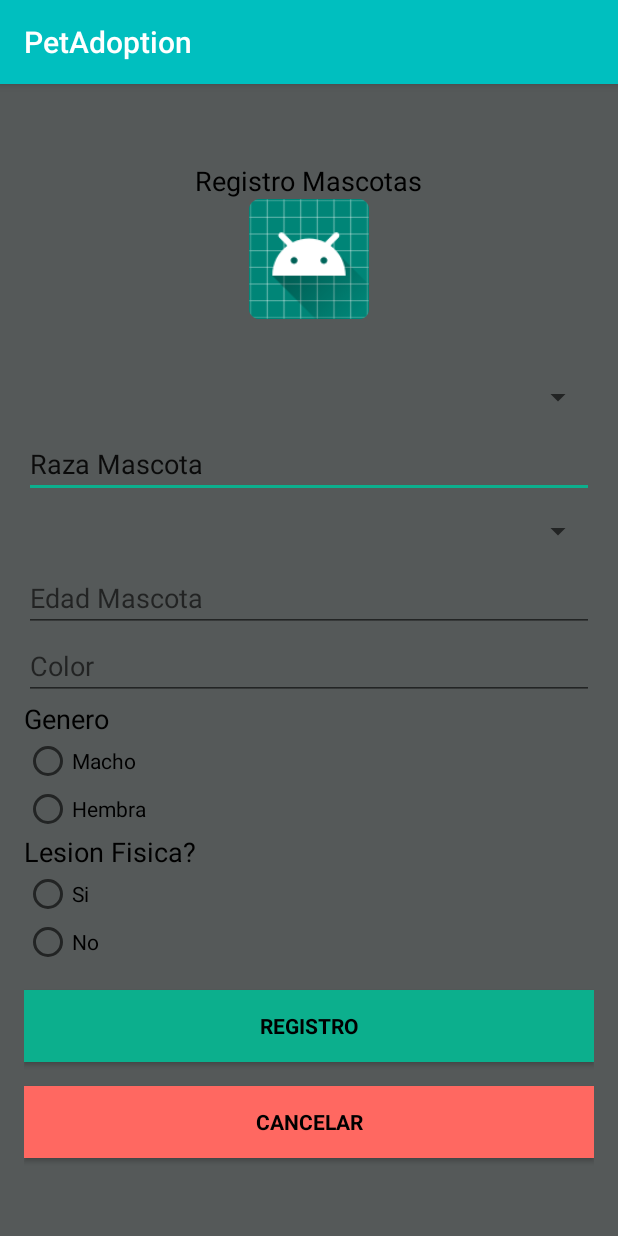
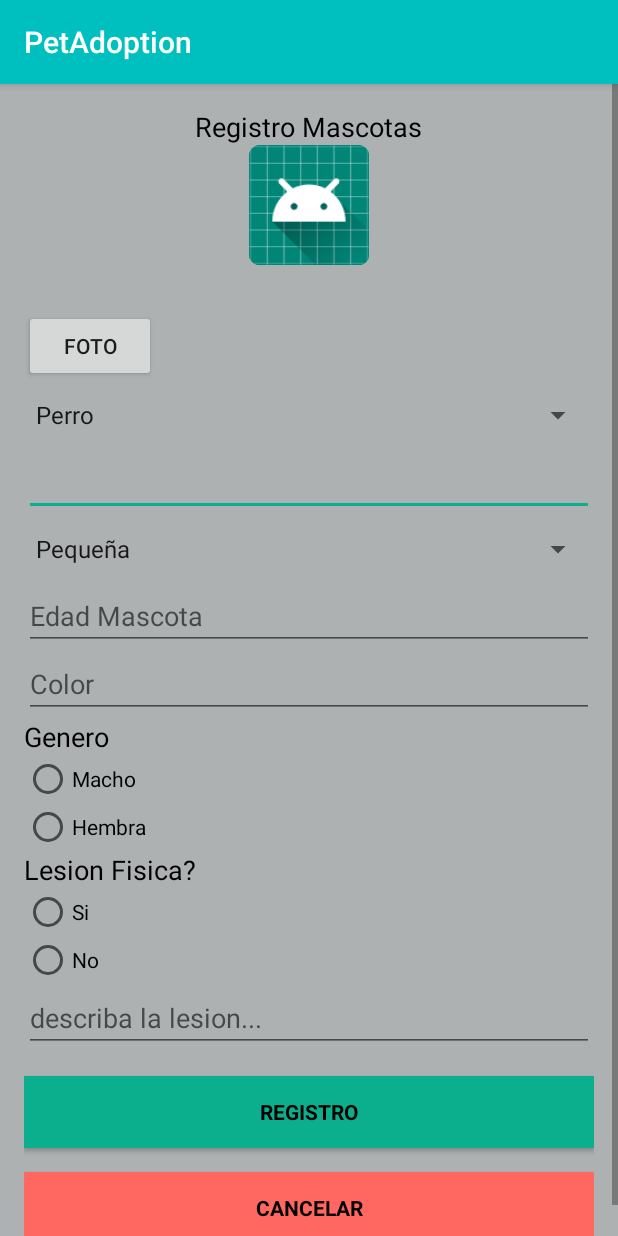
Before and after one commit to hexante/PetAdoption, an Android app: the DatosMascotas screen opened directly, with no data from a screen before it, on a phone screen of 412 x 824 dp. Run offline under Robolectric (Android 15) with nearby library versions, the phone set to English and light mode, and no system bars; our stand-ins replace Firebase (no records; nobody signed in at launch, a user with empty details on screens opened directly); libraries missing offline, so code that uses them is left out: com.kosalgeek.android; 2 statements that could not run were skipped.

Commit message:
formulario registro mascotas y acceso a la galeria de fotos

```diff
--- a/app/build.gradle
+++ b/app/build.gradle
@@ -34,6 +34,7 @@ dependencies {
     implementation 'com.facebook.android:facebook-login:[4,5)'
     implementation 'com.google.firebase:firebase-database:16.0.1'
     implementation 'com.google.firebase:firebase-storage:16.0.1'
+    implementation files('libs/PhotoUtil.jar')
     testImplementation 'junit:junit:4.12'
     androidTestImplementation 'com.android.support.test:runner:1.0.2'
     androidTestImplementation 'com.android.support.test.espresso:espresso-core:3.0.2'
--- a/app/src/main/java/com/example/petadoption/AccoutActivity/DatosMascotas.java
+++ b/app/src/main/java/com/example/petadoption/AccoutActivity/DatosMascotas.java
@@ -1,15 +1,243 @@
 package com.example.petadoption.AccoutActivity;
 
+import android.content.DialogInterface;
+import android.content.Intent;
+import android.graphics.Bitmap;
+import android.net.Uri;
+import android.support.v7.app.AlertDialog;
 import android.support.v7.app.AppCompatActivity;
 import android.os.Bundle;
+import android.text.TextUtils;
+import android.view.View;
+import android.widget.ArrayAdapter;
+import android.widget.Button;
+import android.widget.EditText;
+import android.widget.ImageButton;
+import android.widget.ImageView;
+import android.widget.RadioGroup;
+import android.widget.Spinner;
+import android.widget.Toast;
 
+import com.example.petadoption.DatosUsuario;
 import com.example.petadoption.R;
+import com.example.petadoption.UsuariosApp;
+import com.google.firebase.auth.FirebaseAuth;
+import com.google.firebase.auth.FirebaseUser;
+import com.google.firebase.database.DatabaseReference;
+import com.google.firebase.database.FirebaseDatabase;
+import com.kosalgeek.android.photoutil.CameraPhoto;
+import com.kosalgeek.android.photoutil.GalleryPhoto;
+import com.kosalgeek.android.photoutil.ImageLoader;
+
+import java.io.FileNotFoundException;
+import java.io.IOException;
 
 public class DatosMascotas extends AppCompatActivity {
+
+    private Spinner Spitamaño,SpiTipo;
+    private EditText RazaM,EdadM,ColorM,descripcionLeM;
+    private RadioGroup sexoM,lesionM;
+    private Button Registrar,Cancelar,Foto;
+    private FirebaseAuth auth;
+    private ImageView picImageView;
+    String Sexo,lesiones;
+
+    private DatabaseReference Mascotas;
+
+    CameraPhoto cameraPhoto;
+    GalleryPhoto galleryPhoto;
+    private static final int CAMERA_REQUEST = 1;
+    private static final int GALLERY_REQUEST = 2;
 
     @Override
     protected void onCreate(Bundle savedInstanceState) {
         super.onCreate(savedInstanceState);
         setContentView(R.layout.activity_datos_mascotas);
+
+        auth = FirebaseAuth.getInstance();
+
+        final FirebaseUser user = FirebaseAuth.getInstance().getCurrentUser();
+
+
+        RazaM = (EditText) findViewById(R.id.autocomplete_raza);
+        EdadM = (EditText) findViewById(R.id.EdadMascota);
+        ColorM = (EditText) findViewById(R.id.Color);
+        descripcionLeM = (EditText) findViewById(R.id.Text_descrip);
+
+        sexoM = (RadioGroup) findViewById(R.id.RadioG1);
+        lesionM = (RadioGroup) findViewById(R.id.RadioG2);
+
+        Foto = (Button) findViewById(R.id.btnFoto);
+        Registrar = (Button) findViewById(R.id.Btn_Registrar);
+        Cancelar = (Button) findViewById(R.id.Btn_Cancelar);
+
+        Spitamaño = (Spinner) findViewById(R.id.spinTamaño);
+        SpiTipo = (Spinner) findViewById(R.id.spinTipoMascota);
+
+        Mascotas = FirebaseDatabase.getInstance().getReference("MascotasApp");
+
+
+        ArrayAdapter<CharSequence> adapter = ArrayAdapter.createFromResource(this,
+                R.array.TipoMascota, android.R.layout.simple_spinner_item);
+        adapter.setDropDownViewResource(android.R.layout.simple_spinner_dropdown_item);
+        SpiTipo.setAdapter(adapter);
+
+        ArrayAdapter<CharSequence> adapter2 = ArrayAdapter.createFromResource(this,
+                R.array.TamañoMascota, android.R.layout.simple_spinner_item);
+        adapter.setDropDownViewResource(android.R.layout.simple_spinner_dropdown_item);
+        Spitamaño.setAdapter(adapter2);
+
+        if (sexoM.getCheckedRadioButtonId()==R.id.RbHembra){
+            Sexo="Hembra";
+        }else if(sexoM.getCheckedRadioButtonId()==R.id.RbMacho){
+            Sexo="Macho";
+        }
+
+        if (lesionM.getCheckedRadioButtonId()==R.id.RbSi){
+            lesiones="Si";
+        }else if(lesionM.getCheckedRadioButtonId()==R.id.RbNo){
+            lesiones="No";
+        }
+
+
+        Registrar.setOnClickListener(new View.OnClickListener() {
+            @Override
+            public void onClick(View v) {
+
+                String Raza= RazaM.getText().toString();
+                String Tamaño= Spitamaño.getSelectedItem().toString();
+                String Edad= EdadM.getText().toString();
+                String Lesion= lesiones;
+                String Color= ColorM.getText().toString() ;
+                String Descripcio_les= descripcionLeM.getText().toString();
+                String Id_Fundacion= user.getUid();
+                String Genero= Sexo;
+                String TipoM=  SpiTipo.getSelectedItem().toString();
+                String Estado= "en adopcion";
+
+                    String idM=Mascotas.push().getKey();
+                    MascotasApp Mascota = new MascotasApp(idM,Raza,Color,Edad,Genero,Lesion,Descripcio_les,Tamaño,Id_Fundacion,Estado);
+                    Mascotas.child(TipoM).child(idM).setValue(Mascota);
+                    if(TipoM.equals("Perro")) {
+                        Toast.makeText(DatosMascotas.this, "Perro registrado con exito", Toast.LENGTH_LONG).show();
+                    }else{
+                        Toast.makeText(DatosMascotas.this, "Gato registrado con exito", Toast.LENGTH_LONG).show();
+                    }
+
+                    /*Intent intent = new Intent(DatosMascotas.this, FundacionActivity.class);
+                    startActivity(intent);
+                    finish();*/
+            }
+        });
+
+        Cancelar.setOnClickListener(new View.OnClickListener(){
+
+        @Override
+        public void onClick(View v){
+
+            Intent intent = new Intent(DatosMascotas.this, InicioActivity.class);
+            startActivity(intent);
+            finish();
+
+        }
+
+        });
+
+        //**+++++++ inicio codigo para tomar las fotos
+
+        // Los objetos de la librería que nos ayudarán en la tarea
+        cameraPhoto = new CameraPhoto(getApplicationContext());
+        galleryPhoto = new GalleryPhoto(getApplicationContext());
+
+        // Array con las opciones para el diálogo que se abrirá al pulsar el botón "PIC"
+        final String[] items = new String[] {"Camera", "Gallery"};
+
+        // Creamos el diálogo
+        ArrayAdapter<String> adapter3 = new ArrayAdapter<String>(this, android.R.layout.select_dialog_item, items);
+        AlertDialog.Builder builder = new AlertDialog.Builder(this);
+        builder.setTitle("Select image");
+        builder.setAdapter(adapter3, new DialogInterface.OnClickListener() {
+            @Override
+            public void onClick(DialogInterface dialog, int which) {
+                if (which == 0){
+                    // Opción Cámara
+                    callCameraApp();
+                    dialog.cancel();
+                }else{
+                    // Opción Galería
+                    startActivityForResult(galleryPhoto.openGalleryIntent(), GALLERY_REQUEST);
+                }
+            }
+        });
+        final AlertDialog dialog = builder.create();
+
+        // Buscamos el botón por su ID y creamos una referencia al mismo
+
+        Foto.setOnClickListener(new View.OnClickListener() {
+            @Override
+            public void onClick(View v) {
+                dialog.show();
+            }
+        });
+
+        // Buscamos el ImageView por su ID y creamos una referencia al mismo
+        picImageView = (ImageView) findViewById(R.id.picImageView);
+    }
+
+    private void callCameraApp(){
+        try {
+            // Lanzamos la actividad correspondiente a la Cámara, gracias a la librería.
+            startActivityForResult(cameraPhoto.takePhotoIntent(), CAMERA_REQUEST);
+
+            // Indicamos que queremos guardar la imagen tomada en la galería
+            cameraPhoto.addToGallery();
+        } catch (IOException e) {
+            Toast.makeText(getApplicationContext(), "Something goes wrong while taking photos", Toast.LENGTH_SHORT).show();
+        }
+    }
+
+    private void createImage(Bitmap bitmap){
+        picImageView.setImageBitmap(bitmap);
+    }
+
+    @Override
+    protected void onActivityResult(int requestCode, int resultCode, Intent data) {
+        super.onActivityResult(requestCode, resultCode, data);
+
+        if(resultCode == RESULT_OK) {
+            if (requestCode == CAMERA_REQUEST) {
+                // Obtenemos el path de la imagen que hemos tomado
+                String photoPath = cameraPhoto.getPhotoPath();
+                try {
+                    // Creamos un bitmap a partir de la imagen y lo redimensionamos
+                    Bitmap imageBitmap = ImageLoader.init().from(photoPath).requestSize(512, 512).getBitmap();
+
+                    // Aplicamos el Bitmap al ImageView
+                    createImage(imageBitmap);
+                } catch (FileNotFoundException e) {
+                    Toast.makeText(getApplicationContext(), "Something goes wrong while loading photos", Toast.LENGTH_SHORT).show();
+                }
+            } else if (requestCode == GALLERY_REQUEST) {
+                // Creamos una ruta en formato Uri para los datos correspondientes a la imagen
+                Uri uri = data.getData();
+
+                // Asignamos esa ruta al objeto de la librería
+                galleryPhoto.setPhotoUri(uri);
+
+                // Obtenemos la ruta completa para acceder a la imagen
+                String photoPath = galleryPhoto.getPath();
+                try {
+                    // Seguimos el mismo proceso que para la cámara
+                    Bitmap imageBitmap = ImageLoader.init().from(photoPath).requestSize(512, 512).getBitmap();
+                    createImage(imageBitmap);
+                } catch (FileNotFoundException e) {
+                    Toast.makeText(getApplicationContext(), "Something goes wrong while choosing photos", Toast.LENGTH_SHORT).show();
+                }
+
+
+            }
+
+
+        }
     }
 }
--- a/app/src/main/java/com/example/petadoption/AccoutActivity/InicioActivity.java
+++ b/app/src/main/java/com/example/petadoption/AccoutActivity/InicioActivity.java
@@ -99,7 +99,7 @@ public class InicioActivity extends AppCompatActivity {
                                         Toast.makeText(InicioActivity.this, getString(R.string.auth_failed), Toast.LENGTH_LONG).show();
                                     }
                                 } else {
-                                    Intent intent = new Intent(InicioActivity.this, MainActivity.class);
+                                    Intent intent = new Intent(InicioActivity.this, DatosMascotas.class);
                                     startActivity(intent);
                                     finish();
                                 }
--- a/app/src/main/java/com/example/petadoption/AccoutActivity/RegitrarseActivity.java
+++ b/app/src/main/java/com/example/petadoption/AccoutActivity/RegitrarseActivity.java
@@ -98,7 +98,6 @@ public class RegitrarseActivity extends AppCompatActivity {
                                   //  finish();
 
                                     Intent intent = new Intent(RegitrarseActivity.this, DatosUsuario.class);
-
                                     startActivity(intent);
                                     finish();
                                 }
--- a/app/src/main/res/layout/activity_datos_mascotas.xml
+++ b/app/src/main/res/layout/activity_datos_mascotas.xml
@@ -6,11 +6,18 @@
     android:layout_height="match_parent"
     tools:context=".AccoutActivity.DatosMascotas">
 
+    <ScrollView
+        android:layout_width="match_parent"
+        android:layout_height="match_parent"
+        tools:layout_editor_absoluteX="0dp"
+        tools:layout_editor_absoluteY="0dp">
+
+
         <LinearLayout
             android:layout_width="fill_parent"
             android:layout_height="fill_parent"
             android:background="@color/colorPrimaryDark"
-        android:gravity="center"
+            android:gravity="fill"
             android:orientation="vertical"
             android:padding="@dimen/activity_horizontal_margin"
             tools:ignore="MissingConstraints"
@@ -28,6 +35,7 @@
 
 
             <ImageView
+                android:id="@+id/picImageView"
                 android:layout_width="@dimen/logo_w_h"
                 android:layout_height="@dimen/logo_w_h"
                 android:layout_gravity="center_horizontal"
@@ -35,27 +43,37 @@
                 android:contentDescription=""
                 android:src="@mipmap/ic_launcher"
                 tools:ignore="ContentDescription"
-            tools:srcCompat="@tools:sample/avatars[3]" />
+                tools:srcCompat="@tools:sample/avatars[2]" />
+
+            <Button
+                android:id="@+id/btnFoto"
+                android:layout_width="wrap_content"
+                android:layout_height="match_parent"
+                android:baselineAligned="false"
+                android:text="Foto" />
 
             <Spinner
                 android:id="@+id/spinTipoMascota"
                 android:layout_width="match_parent"
                 android:layout_height="44dp"
+                android:entries="@array/TipoMascota"
                 android:spinnerMode="dropdown" />
 
 
-        <AutoCompleteTextView xmlns:android="http://schemas.android.com/apk/res/android"
+            <EditText xmlns:android="http://schemas.android.com/apk/res/android"
                 android:id="@+id/autocomplete_raza"
                 android:layout_width="fill_parent"
                 android:layout_height="wrap_content"
                 android:completionHint="@string/RazaMascota"
-            android:text="@string/Raza" />
+                android:contentDescription="Raza mascota"
+                android:popupBackground="@array/TamañoMascota" />
 
 
             <Spinner
                 android:id="@+id/spinTamaño"
                 android:layout_width="match_parent"
                 android:layout_height="44dp"
+                android:entries="@array/TamañoMascota"
                 android:spinnerMode="dropdown" />
 
             <EditText
@@ -89,17 +107,18 @@
 
 
             <RadioGroup
+                android:id="@+id/RadioG1"
                 android:layout_width="match_parent"
                 android:layout_height="wrap_content">
 
                 <RadioButton
-                android:id="@+id/radioBuPerro"
+                    android:id="@+id/RbMacho"
                     android:layout_width="wrap_content"
                     android:layout_height="wrap_content"
                     android:text="Macho" />
 
                 <RadioButton
-                android:id="@+id/radioBuGato"
+                    android:id="@+id/RbHembra"
                     android:layout_width="wrap_content"
                     android:layout_height="wrap_content"
                     android:layout_weight="1"
@@ -116,25 +135,34 @@
                 android:textSize="18sp" />
 
             <RadioGroup
+                android:id="@+id/RadioG2"
                 android:layout_width="match_parent"
                 android:layout_height="wrap_content">
 
                 <RadioButton
-                android:id="@+id/radioBuSi"
+                    android:id="@+id/RbSi"
                     android:layout_width="wrap_content"
                     android:layout_height="wrap_content"
                     android:text="Si" />
 
                 <RadioButton
-                android:id="@+id/radioBuNo"
+                    android:id="@+id/RbNo"
                     android:layout_width="wrap_content"
                     android:layout_height="wrap_content"
                     android:layout_weight="1"
                     android:text="No" />
             </RadioGroup>
 
+            <EditText
+                android:id="@+id/Text_descrip"
+                android:layout_width="match_parent"
+                android:layout_height="wrap_content"
+                android:ems="10"
+                android:hint="describa la lesion..."
+                android:inputType="textMultiLine" />
+
             <Button
-            android:id="@+id/Registrar"
+                android:id="@+id/Btn_Registrar"
                 style="?android:textAppearanceSmall"
                 android:layout_width="match_parent"
                 android:layout_height="wrap_content"
@@ -145,7 +173,7 @@
                 android:textStyle="bold" />
 
             <Button
-            android:id="@+id/Cancelar"
+                android:id="@+id/Btn_Cancelar"
                 style="?android:textAppearanceSmall"
                 android:layout_width="match_parent"
                 android:layout_height="wrap_content"
@@ -155,8 +183,9 @@
                 android:textColor="@android:color/black"
                 android:textStyle="bold" />
 
+
             <!-- Link to Login Screen -->
 
         </LinearLayout>
-
+    </ScrollView>
 </android.support.constraint.ConstraintLayout>
--- a/app/src/main/res/values/colors.xml
+++ b/app/src/main/res/values/colors.xml
@@ -1,7 +1,7 @@
 <?xml version="1.0" encoding="utf-8"?>
 <resources>
     <color name="colorPrimary">#00bfbf</color>
-    <color name="colorPrimaryDark">#555959</color>
+    <color name="colorPrimaryDark">#AEB1B1</color>
     <color name="colorAccent">#0CAF8D</color>
 
     <color name="bg_login">#26ae90</color>
--- a/app/src/main/res/values/strings.xml
+++ b/app/src/main/res/values/strings.xml
@@ -67,5 +67,17 @@
         <item>Fundacion</item>
     </string-array>
 
+    <string-array name="TamañoMascota">
+        <item>Pequeña</item>
+        <item>Mediana</item>
+        <item>Grande</item>
+        <item>Gigante</item>
+    </string-array>
+
+    <string-array name="TipoMascota">
+        <item>Perro</item>
+        <item>Gato</item>
+    </string-array>
+
 
 </resources>
--- /dev/null
+++ b/lib/src/main/java/com/example/lib/MyClass.java
@@ -0,0 +1,4 @@
+package com.example.lib;
+
+public class MyClass {
+}
--- a/settings.gradle
+++ b/settings.gradle
@@ -1 +1 @@
-include ':app'
+include ':app', ':lib'
```
Also changed, not shown: app/src/main/AndroidManifest.xml (+11 -2 lines), app/src/main/java/com/example/petadoption/AccoutActivity/FundacionActivity.java (added, +37 -0 lines), app/src/main/java/com/example/petadoption/DatosUsuario.java (+6 -6 lines), app/src/main/res/layout/activity_datos_usuario.xml (+6 -1 lines), app/src/main/res/layout/activity_fundacion.xml (added, +34 -0 lines), lib/build.gradle (added, +8 -0 lines), 2 other files. Lines whose indentation alone changed are shown as unchanged.
